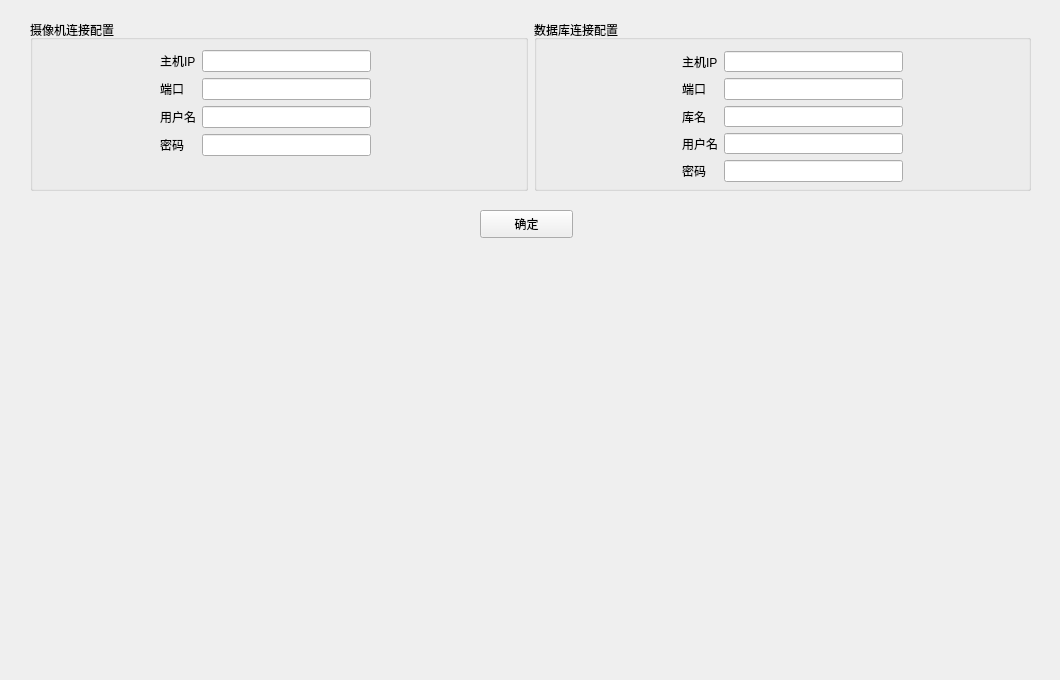
This is settingsview.ui in NevilleNoah/HikvisionCamera2 as Qt 5 draws it before an edit. The edited form follows.
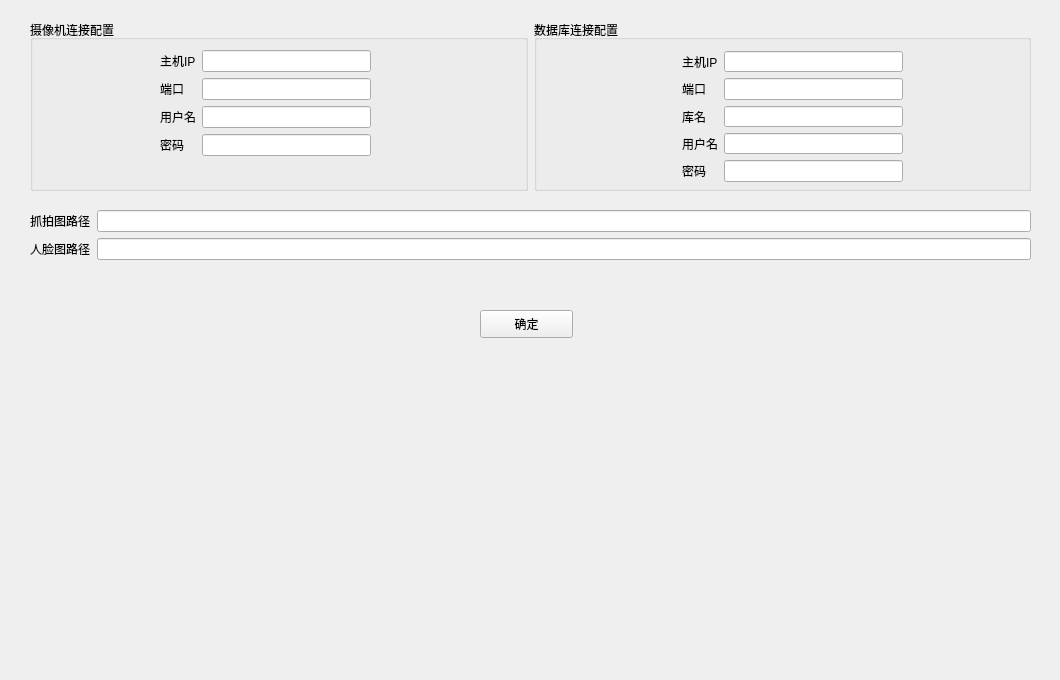
This is the edited form.

```diff
--- a/settingsview.ui
+++ b/settingsview.ui
@@ -171,7 +171,7 @@
    <property name="geometry">
     <rect>
      <x>480</x>
-     <y>210</y>
+     <y>310</y>
      <width>93</width>
      <height>28</height>
     </rect>
@@ -180,6 +180,38 @@
     <string>确定</string>
    </property>
   </widget>
+  <widget class="QWidget" name="">
+   <property name="geometry">
+    <rect>
+     <x>30</x>
+     <y>210</y>
+     <width>1001</width>
+     <height>50</height>
+    </rect>
+   </property>
+   <layout class="QFormLayout" name="formLayout_3">
+    <item row="0" column="0">
+     <widget class="QLabel" name="textDirCapture">
+      <property name="text">
+       <string>抓拍图路径</string>
+      </property>
+     </widget>
+    </item>
+    <item row="0" column="1">
+     <widget class="QLineEdit" name="edDirCapture"/>
+    </item>
+    <item row="1" column="0">
+     <widget class="QLabel" name="textDirAvatar">
+      <property name="text">
+       <string>人脸图路径</string>
+      </property>
+     </widget>
+    </item>
+    <item row="1" column="1">
+     <widget class="QLineEdit" name="edDirAvatar"/>
+    </item>
+   </layout>
+  </widget>
  </widget>
  <resources/>
  <connections/>
```
